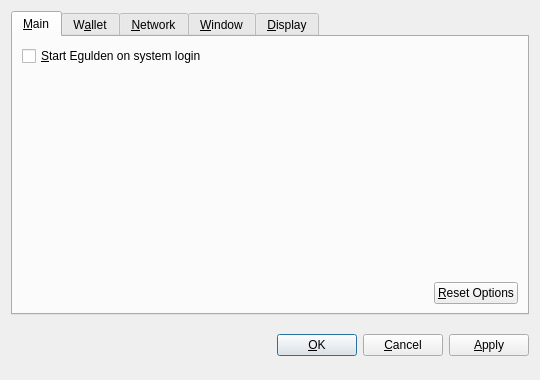
nkpatro/catcoin, file src/qt/forms/optionsdialog.ui: the form before one commit.
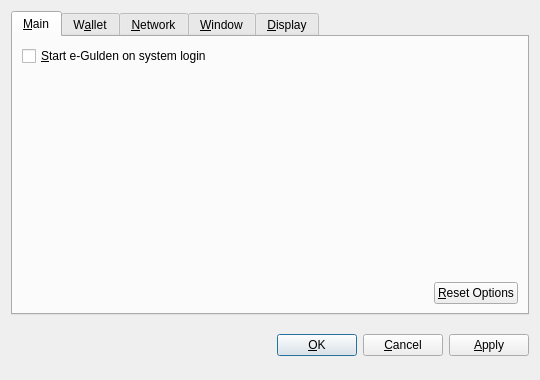
The form after the commit. Custom widgets are drawn as their Qt base class.

Diff of the .ui file:
```diff
--- a/src/qt/forms/optionsdialog.ui
+++ b/src/qt/forms/optionsdialog.ui
@@ -36,7 +36,7 @@
           <string>Automatically start Egulden after logging in to the system.</string>
          </property>
          <property name="text">
-          <string>&amp;Start Egulden on system login</string>
+          <string>&amp;Start e-Gulden on system login</string>
          </property>
         </widget>
        </item>
```
Left out of the diff: 10 changed lines with no effect on the pictures.
